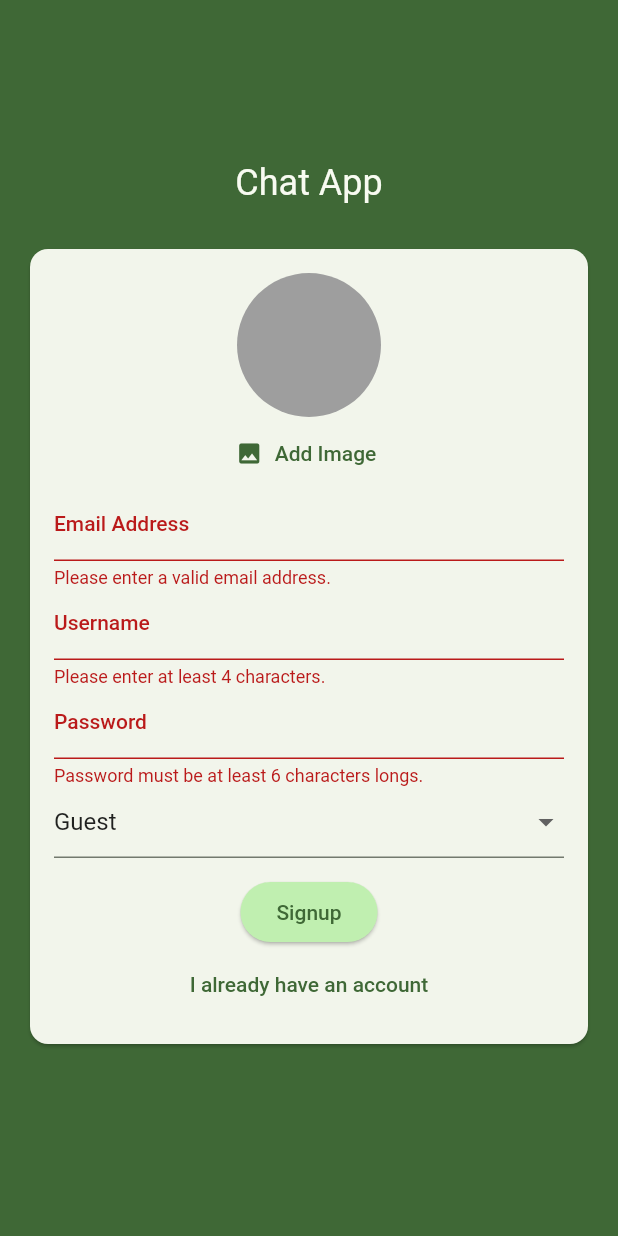
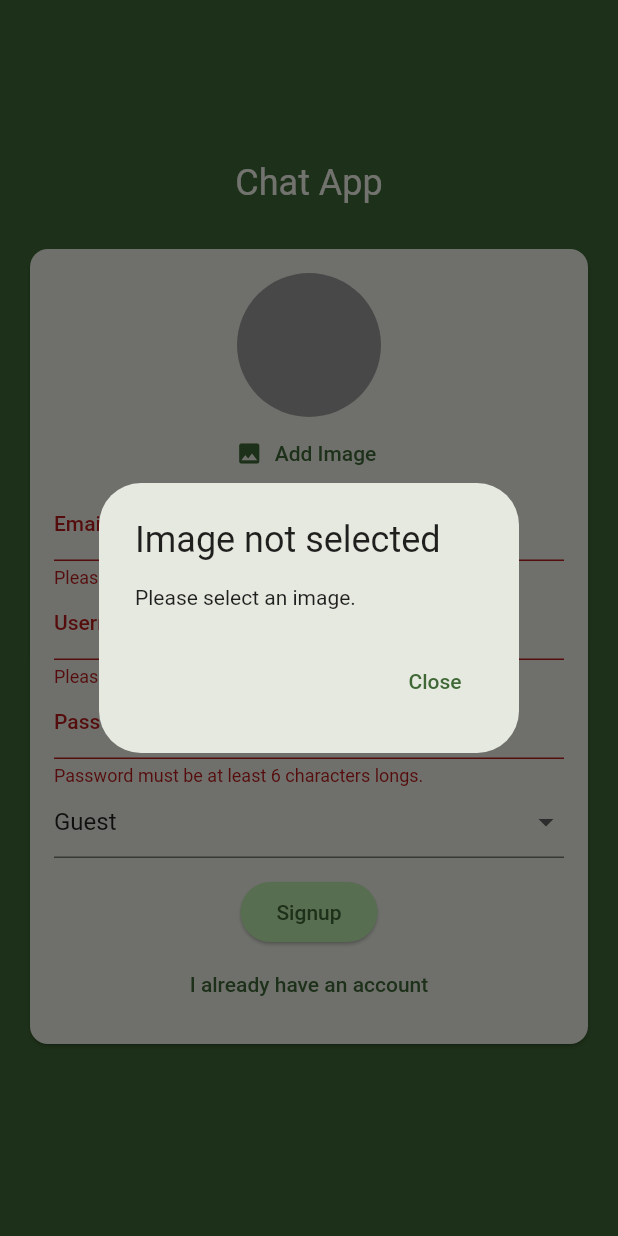
Before and after one commit to DumitracheFlorentin/chat-app, a Flutter app: the screen it shows after launch, after a tap on "Login", after a tap on "Create an account", after a tap on "Signup", on a phone screen of 412 x 824 dp. Run offline on Flutter 3.47's test engine with Material 2 defaults, Android fonts, the phone set to English and light mode, and no system bars; our stand-ins replace cloud_firestore, firebase_auth, firebase_core, firebase_storage, image_picker; accounts and stored records are empty.

Commit message:
new rule for image uploader

```diff
--- a/lib/widgets/auth/authForm.dart
+++ b/lib/widgets/auth/authForm.dart
@@ -34,10 +34,30 @@ class _AuthFormState extends State<AuthForm> {
   void _submit() async {
     final isValid = _form.currentState!.validate();
 
-    if (!isValid || (!_isLogin && _selectedImage == null)) {
+    if (!_isLogin && _selectedImage == null) {
+      showDialog(
+        context: context,
+        builder: (BuildContext context) {
+          return AlertDialog(
+            title: const Text('Image not selected'),
+            content: const Text('Please select an image.'),
+            actions: [
+              TextButton(
+                child: const Text('Close'),
+                onPressed: () {
+                  Navigator.of(context).pop();
+                },
+              ),
+            ],
+          );
+        },
+      );
       return;
     }
 
+    if (!isValid) {
+      return;
+    }
     _form.currentState!.save();
 
     try {
```
